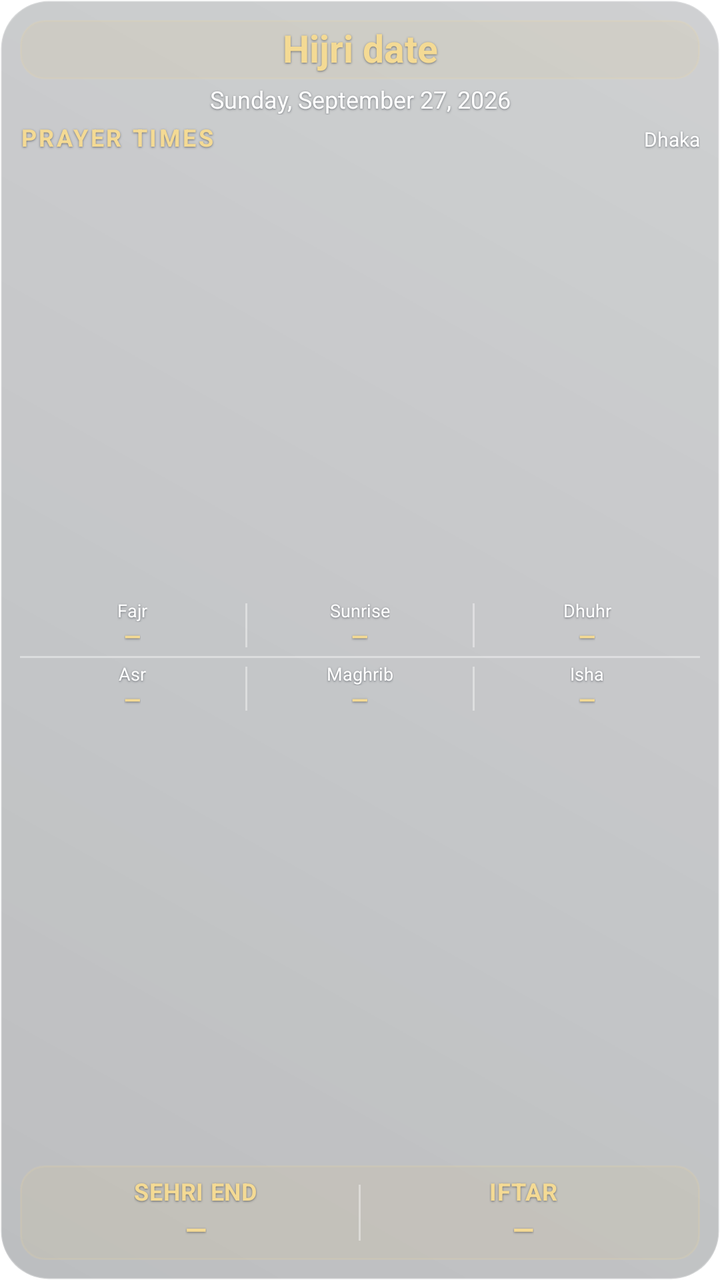
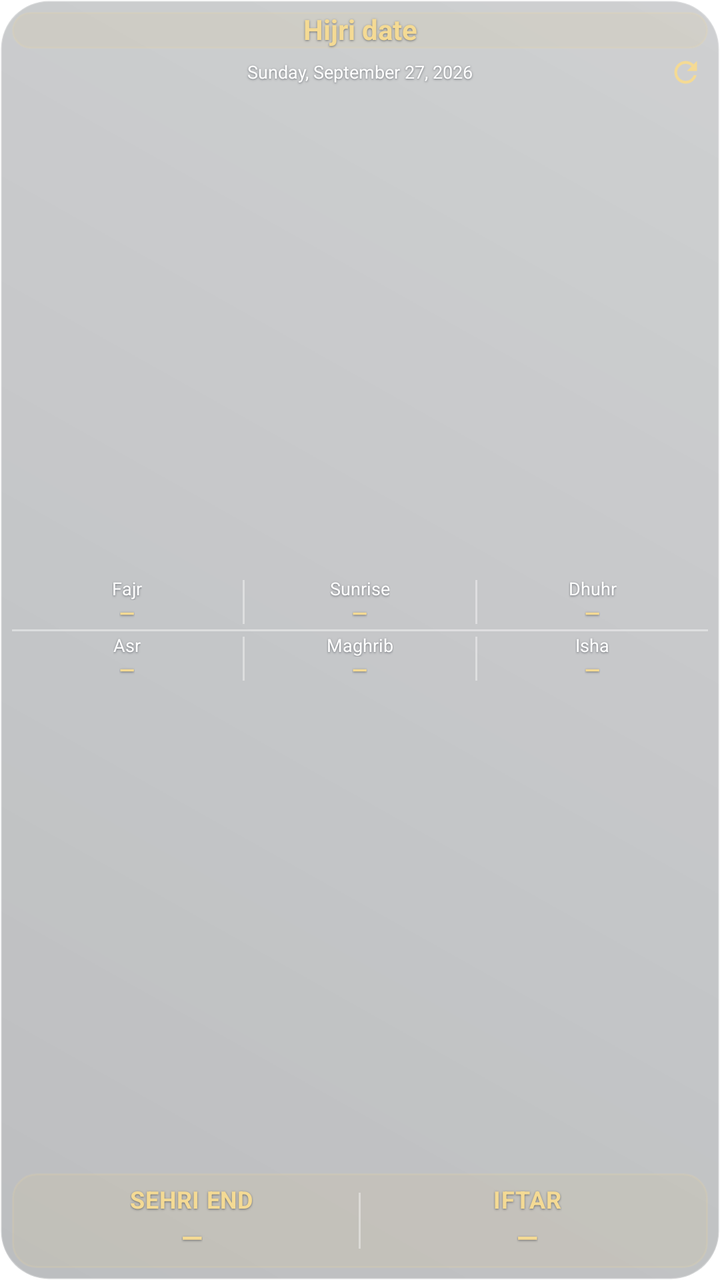

The first picture is an Android layout as it rendered before a commit; the second is the same layout after the commit. The layout source and the unified diff follow.
<!-- AndroidManifest.xml: fallback theme Theme.MaterialComponents.DayNight.NoActionBar -->
<!-- res/layout/prayer_times_home_widget_compact.xml -->
<?xml version="1.0" encoding="utf-8"?>
<LinearLayout xmlns:android="http://schemas.android.com/apk/res/android"
    android:id="@+id/widget_container" android:layout_width="match_parent"
    android:layout_height="match_parent" android:orientation="vertical"
    android:background="@drawable/prayer_widget_background" android:padding="10dp">
    <include layout="@layout/prayer_widget_header" />
    <LinearLayout android:layout_width="match_parent" android:layout_height="wrap_content"
        android:layout_marginTop="5dp" android:orientation="horizontal">
        <TextView android:id="@+id/widget_schedule_label" style="@style/PrayerWidget.Section"
            android:layout_width="0dp" android:layout_weight="1" android:text="@string/prayer_widget_schedule" />
        <TextView android:id="@+id/widget_location" style="@style/PrayerWidget.Text"
            android:maxWidth="150dp" android:textSize="10sp" android:text="Dhaka" />
    </LinearLayout>
    <include layout="@layout/prayer_widget_schedule_compact" />
    <include layout="@layout/prayer_widget_fasting" />
    <TextView android:id="@+id/widget_status" style="@style/PrayerWidget.Text"
        android:layout_width="match_parent" android:gravity="center" android:textSize="9sp"
        android:layout_marginTop="4dp" android:visibility="gone"
        android:text="@string/prayer_widget_open_to_sync" />
</LinearLayout>
<!-- res/layout/prayer_widget_header.xml (included above) -->
<?xml version="1.0" encoding="utf-8"?>
<LinearLayout xmlns:android="http://schemas.android.com/apk/res/android"
    android:layout_width="match_parent" android:layout_height="wrap_content"
    android:gravity="center_horizontal" android:orientation="vertical">
    <TextView android:id="@+id/widget_hijri_date" style="@style/PrayerWidget.Hijri"
        android:background="@drawable/prayer_widget_highlight"
        android:text="@string/prayer_widget_hijri_placeholder" />
    <TextView android:id="@+id/widget_date" style="@style/PrayerWidget.Text"
        android:layout_marginTop="3.5dp" android:gravity="center"
        android:layout_width="match_parent" android:text="Sunday, September 27, 2026" />
</LinearLayout>
<!-- res/layout/prayer_widget_schedule_compact.xml (included above) -->
<?xml version="1.0" encoding="utf-8"?>
<LinearLayout xmlns:android="http://schemas.android.com/apk/res/android"
    android:layout_width="match_parent" android:layout_height="0dp"
    android:layout_weight="1" android:layout_marginTop="4dp" android:orientation="vertical"
    android:gravity="center_vertical">
    <LinearLayout android:layout_width="match_parent" android:layout_height="wrap_content"
        android:orientation="horizontal" android:gravity="center_vertical">
        <LinearLayout android:layout_width="0dp" android:layout_height="wrap_content"
            android:layout_weight="1" android:gravity="center" android:orientation="vertical">
            <TextView android:id="@+id/prayer_fajr_label" style="@style/PrayerWidget.Text" android:textSize="9sp"
                android:text="@string/prayer_widget_fajr" />
            <TextView android:id="@+id/prayer_fajr_value" style="@style/PrayerWidget.Value"
                android:textSize="11sp" android:layout_marginTop="1dp" android:text="—" />
        </LinearLayout>
        <TextView android:layout_width="1dp" android:layout_height="22dp"
            android:background="@color/prayer_widget_divider" android:importantForAccessibility="no" />
        <LinearLayout android:layout_width="0dp" android:layout_height="wrap_content"
            android:layout_weight="1" android:gravity="center" android:orientation="vertical">
            <TextView android:id="@+id/prayer_sunrise_label" style="@style/PrayerWidget.Text" android:textSize="9sp"
                android:text="@string/prayer_widget_sunrise" />
            <TextView android:id="@+id/prayer_sunrise_value" style="@style/PrayerWidget.Value"
                android:textSize="11sp" android:layout_marginTop="1dp" android:text="—" />
        </LinearLayout>
        <TextView android:layout_width="1dp" android:layout_height="22dp"
            android:background="@color/prayer_widget_divider" android:importantForAccessibility="no" />
        <LinearLayout android:layout_width="0dp" android:layout_height="wrap_content"
            android:layout_weight="1" android:gravity="center" android:orientation="vertical">
            <TextView android:id="@+id/prayer_dhuhr_label" style="@style/PrayerWidget.Text" android:textSize="9sp"
                android:text="@string/prayer_widget_dhuhr" />
            <TextView android:id="@+id/prayer_dhuhr_value" style="@style/PrayerWidget.Value"
                android:textSize="11sp" android:layout_marginTop="1dp" android:text="—" />
        </LinearLayout>
    </LinearLayout>
    <TextView style="@style/PrayerWidget.Divider"
        android:layout_marginTop="3dp" android:layout_marginBottom="3dp" />
    <LinearLayout android:layout_width="match_parent" android:layout_height="wrap_content"
        android:orientation="horizontal" android:gravity="center_vertical">
        <LinearLayout android:layout_width="0dp" android:layout_height="wrap_content"
            android:layout_weight="1" android:gravity="center" android:orientation="vertical">
            <TextView android:id="@+id/prayer_asr_label" style="@style/PrayerWidget.Text" android:textSize="9sp"
                android:text="@string/prayer_widget_asr" />
            <TextView android:id="@+id/prayer_asr_value" style="@style/PrayerWidget.Value"
                android:textSize="11sp" android:layout_marginTop="1dp" android:text="—" />
        </LinearLayout>
        <TextView android:layout_width="1dp" android:layout_height="22dp"
            android:background="@color/prayer_widget_divider" android:importantForAccessibility="no" />
        <LinearLayout android:layout_width="0dp" android:layout_height="wrap_content"
            android:layout_weight="1" android:gravity="center" android:orientation="vertical">
            <TextView android:id="@+id/prayer_maghrib_label" style="@style/PrayerWidget.Text" android:textSize="9sp"
                android:text="@string/prayer_widget_maghrib" />
            <TextView android:id="@+id/prayer_maghrib_value" style="@style/PrayerWidget.Value"
                android:textSize="11sp" android:layout_marginTop="1dp" android:text="—" />
        </LinearLayout>
        <TextView android:layout_width="1dp" android:layout_height="22dp"
            android:background="@color/prayer_widget_divider" android:importantForAccessibility="no" />
        <LinearLayout android:layout_width="0dp" android:layout_height="wrap_content"
            android:layout_weight="1" android:gravity="center" android:orientation="vertical">
            <TextView android:id="@+id/prayer_isha_label" style="@style/PrayerWidget.Text" android:textSize="9sp"
                android:text="@string/prayer_widget_isha" />
            <TextView android:id="@+id/prayer_isha_value" style="@style/PrayerWidget.Value"
                android:textSize="11sp" android:layout_marginTop="1dp" android:text="—" />
        </LinearLayout>
    </LinearLayout>
</LinearLayout>
<!-- res/layout/prayer_widget_fasting.xml (included above) -->
<?xml version="1.0" encoding="utf-8"?>
<LinearLayout xmlns:android="http://schemas.android.com/apk/res/android"
    android:id="@+id/widget_fasting" android:layout_width="match_parent"
    android:layout_height="wrap_content" android:layout_marginTop="5.5dp"
    android:background="@drawable/prayer_widget_highlight"
    android:orientation="horizontal" android:gravity="center_vertical" android:padding="6.5dp">
    <LinearLayout android:layout_width="0dp" android:layout_height="wrap_content"
        android:layout_weight="1" android:gravity="center" android:orientation="vertical">
        <TextView android:id="@+id/widget_sehri_label" style="@style/PrayerWidget.Section"
            android:text="@string/prayer_widget_sehri_end" android:letterSpacing="0.02" />
        <TextView android:id="@+id/widget_sehri_value" style="@style/PrayerWidget.Value"
            android:layout_marginTop="3.5dp" android:text="—" />
    </LinearLayout>
    <TextView android:layout_width="1dp" android:layout_height="28dp"
        android:background="@color/prayer_widget_divider" android:importantForAccessibility="no" />
    <LinearLayout android:layout_width="0dp" android:layout_height="wrap_content"
        android:layout_weight="1" android:gravity="center" android:orientation="vertical">
        <TextView android:id="@+id/widget_iftar_label" style="@style/PrayerWidget.Section"
            android:text="@string/prayer_widget_iftar" android:letterSpacing="0.02" />
        <TextView android:id="@+id/widget_iftar_value" style="@style/PrayerWidget.Value"
            android:layout_marginTop="3.5dp" android:text="—" />
    </LinearLayout>
</LinearLayout>
<!-- resources referenced by this layout -->
<resources>
  <color name="prayer_widget_divider">#66FFFFFF</color>
  <!-- drawable prayer_widget_background (drawable) -->
  <?xml version="1.0" encoding="utf-8"?>
  <shape xmlns:android="http://schemas.android.com/apk/res/android" android:shape="rectangle">
      <corners android:radius="24dp" />
      
      <gradient android:startColor="#48131920" android:endColor="#38232930" android:angle="45" />
      <stroke android:width="1dp" android:color="#40FFFFFF" />
  </shape>
  <!-- drawable prayer_widget_highlight (drawable) -->
  <?xml version="1.0" encoding="utf-8"?>
  <shape xmlns:android="http://schemas.android.com/apk/res/android" android:shape="rectangle">
      <corners android:radius="12dp" />
      <solid android:color="#16E5C46F" />
      <stroke android:width="1dp" android:color="#24F4DA94" />
  </shape>
  <string name="prayer_widget_asr">Asr</string>
  <string name="prayer_widget_dhuhr">Dhuhr</string>
  <string name="prayer_widget_fajr">Fajr</string>
  <string name="prayer_widget_hijri_placeholder">Hijri date</string>
  <string name="prayer_widget_iftar">IFTAR</string>
  <string name="prayer_widget_isha">Isha</string>
  <string name="prayer_widget_maghrib">Maghrib</string>
  <string name="prayer_widget_open_to_sync">Open the app to update today’s times</string>
  <string name="prayer_widget_schedule">PRAYER TIMES</string>
  <string name="prayer_widget_sehri_end">SEHRI END</string>
  <string name="prayer_widget_sunrise">Sunrise</string>
  <style name="PrayerWidget.Divider" parent="">
          <item name="android:layout_width">match_parent</item>
          <item name="android:layout_height">1dp</item>
          <item name="android:background">@color/prayer_widget_divider</item>
          <item name="android:importantForAccessibility">no</item>
      </style>
  <style name="PrayerWidget.Hijri" parent="PrayerWidget.Title">
          <item name="android:textSize">19sp</item>
          <item name="android:textColor">@color/prayer_widget_gold</item>
          <item name="android:textDirection">ltr</item>
          <item name="android:paddingTop">3.5dp</item>
          <item name="android:paddingBottom">3.5dp</item>
      </style>
  <style name="PrayerWidget.Section" parent="PrayerWidget.Text">
          <item name="android:textSize">12sp</item>
          <item name="android:textStyle">bold</item>
          <item name="android:letterSpacing">0.10</item>
          <item name="android:textColor">@color/prayer_widget_gold</item>
      </style>
  <style name="PrayerWidget.Value" parent="PrayerWidget.Text">
          <item name="android:textSize">14sp</item>
          <item name="android:textStyle">bold</item>
          <item name="android:textColor">@color/prayer_widget_gold</item>
          <item name="android:fontFeatureSettings">tnum</item>
      </style>
  <style name="PrayerWidget.Title" parent="PrayerWidget.Text">
          <item name="android:layout_width">match_parent</item>
          <item name="android:gravity">center</item>
          <item name="android:textSize">16.5sp</item>
          <item name="android:textStyle">bold</item>
      </style>
  <color name="prayer_widget_gold">#F4DA94</color>
  <color name="prayer_widget_white">#FFFFFF</color>
  <!-- unchanged entries left out for length: 1 -->
</resources>

<!-- the commit's change to res/layout/prayer_times_home_widget_compact.xml (unified diff, before → after) -->
@@ -2,10 +2,10 @@
 <LinearLayout xmlns:android="http://schemas.android.com/apk/res/android"
     android:id="@+id/widget_container" android:layout_width="match_parent"
     android:layout_height="match_parent" android:orientation="vertical"
-    android:background="@drawable/prayer_widget_background" android:padding="10dp">
-    <include layout="@layout/prayer_widget_header" />
+    android:background="@drawable/prayer_widget_background" android:padding="6dp">
+    <include layout="@layout/prayer_widget_header_compact" />
     <LinearLayout android:layout_width="match_parent" android:layout_height="wrap_content"
-        android:layout_marginTop="5dp" android:orientation="horizontal">
+        android:layout_marginTop="0dp" android:orientation="horizontal" android:visibility="gone">
         <TextView android:id="@+id/widget_schedule_label" style="@style/PrayerWidget.Section"
             android:layout_width="0dp" android:layout_weight="1" android:text="@string/prayer_widget_schedule" />
         <TextView android:id="@+id/widget_location" style="@style/PrayerWidget.Text"
@@ -18,23 +18,40 @@
         android:layout_marginTop="4dp" android:visibility="gone"
         android:text="@string/prayer_widget_open_to_sync" />
 </LinearLayout>
-<!-- res/layout/prayer_widget_header.xml (included above) -->
+<!-- res/layout/prayer_widget_header_compact.xml (included above) -->
 <?xml version="1.0" encoding="utf-8"?>
 <LinearLayout xmlns:android="http://schemas.android.com/apk/res/android"
     android:layout_width="match_parent" android:layout_height="wrap_content"
     android:gravity="center_horizontal" android:orientation="vertical">
-    <TextView android:id="@+id/widget_hijri_date" style="@style/PrayerWidget.Hijri"
+    <TextView android:id="@+id/widget_hijri_date" style="@style/PrayerWidget.Hijri" android:textSize="14sp" android:paddingTop="1dp" android:paddingBottom="1dp"
         android:background="@drawable/prayer_widget_highlight"
         android:text="@string/prayer_widget_hijri_placeholder" />
-    <TextView android:id="@+id/widget_date" style="@style/PrayerWidget.Text"
-        android:layout_marginTop="3.5dp" android:gravity="center"
-        android:layout_width="match_parent" android:text="Sunday, September 27, 2026" />
+    <RelativeLayout android:layout_width="match_parent" android:layout_height="22dp"
+        android:layout_marginTop="1dp">
+        <TextView android:id="@+id/widget_date" style="@style/PrayerWidget.Text"
+            android:layout_width="match_parent" android:layout_height="match_parent" android:textSize="9sp"
+            android:paddingStart="22dp" android:paddingEnd="22dp"
+            android:gravity="center" android:text="Sunday, September 27, 2026" />
+        <FrameLayout android:id="@+id/widget_refresh" android:layout_width="22dp"
+            android:layout_height="22dp" android:layout_alignParentEnd="true"
+            android:background="?android:attr/selectableItemBackgroundBorderless"
+            android:contentDescription="@string/prayer_widget_refresh">
+            <ImageView android:id="@+id/widget_refresh_icon" android:layout_width="17dp"
+                android:layout_height="17dp" android:layout_gravity="center"
+                android:src="@drawable/prayer_widget_refresh"
+                android:importantForAccessibility="no" />
+            <ProgressBar android:id="@+id/widget_refresh_progress" android:layout_width="16dp"
+                android:layout_height="16dp" android:layout_gravity="center"
+                android:indeterminate="true" android:indeterminateTint="@color/prayer_widget_gold"
+                android:visibility="gone" android:importantForAccessibility="no" />
+        </FrameLayout>
+    </RelativeLayout>
 </LinearLayout>
 <!-- res/layout/prayer_widget_schedule_compact.xml (included above) -->
 <?xml version="1.0" encoding="utf-8"?>
 <LinearLayout xmlns:android="http://schemas.android.com/apk/res/android"
     android:layout_width="match_parent" android:layout_height="0dp"
-    android:layout_weight="1" android:layout_marginTop="4dp" android:orientation="vertical"
+    android:layout_weight="1" android:layout_marginTop="2dp" android:orientation="vertical"
     android:gravity="center_vertical">
     <LinearLayout android:layout_width="match_parent" android:layout_height="wrap_content"
         android:orientation="horizontal" android:gravity="center_vertical">
@@ -43,7 +60,7 @@
             <TextView android:id="@+id/prayer_fajr_label" style="@style/PrayerWidget.Text" android:textSize="9sp"
                 android:text="@string/prayer_widget_fajr" />
             <TextView android:id="@+id/prayer_fajr_value" style="@style/PrayerWidget.Value"
-                android:textSize="11sp" android:layout_marginTop="1dp" android:text="—" />
+                android:textSize="10sp" android:maxLines="2" android:gravity="center" android:layout_marginTop="1dp" android:text="—" />
         </LinearLayout>
         <TextView android:layout_width="1dp" android:layout_height="22dp"
             android:background="@color/prayer_widget_divider" android:importantForAccessibility="no" />
@@ -52,7 +69,7 @@
             <TextView android:id="@+id/prayer_sunrise_label" style="@style/PrayerWidget.Text" android:textSize="9sp"
                 android:text="@string/prayer_widget_sunrise" />
             <TextView android:id="@+id/prayer_sunrise_value" style="@style/PrayerWidget.Value"
-                android:textSize="11sp" android:layout_marginTop="1dp" android:text="—" />
+                android:textSize="10sp" android:maxLines="2" android:gravity="center" android:layout_marginTop="1dp" android:text="—" />
         </LinearLayout>
         <TextView android:layout_width="1dp" android:layout_height="22dp"
             android:background="@color/prayer_widget_divider" android:importantForAccessibility="no" />
@@ -61,11 +78,11 @@
             <TextView android:id="@+id/prayer_dhuhr_label" style="@style/PrayerWidget.Text" android:textSize="9sp"
                 android:text="@string/prayer_widget_dhuhr" />
             <TextView android:id="@+id/prayer_dhuhr_value" style="@style/PrayerWidget.Value"
-                android:textSize="11sp" android:layout_marginTop="1dp" android:text="—" />
+                android:textSize="10sp" android:maxLines="2" android:gravity="center" android:layout_marginTop="1dp" android:text="—" />
         </LinearLayout>
     </LinearLayout>
     <TextView style="@style/PrayerWidget.Divider"
-        android:layout_marginTop="3dp" android:layout_marginBottom="3dp" />
+        android:layout_marginTop="2dp" android:layout_marginBottom="2dp" />
     <LinearLayout android:layout_width="match_parent" android:layout_height="wrap_content"
         android:orientation="horizontal" android:gravity="center_vertical">
         <LinearLayout android:layout_width="0dp" android:layout_height="wrap_content"
@@ -73,7 +90,7 @@
             <TextView android:id="@+id/prayer_asr_label" style="@style/PrayerWidget.Text" android:textSize="9sp"
                 android:text="@string/prayer_widget_asr" />
             <TextView android:id="@+id/prayer_asr_value" style="@style/PrayerWidget.Value"
-                android:textSize="11sp" android:layout_marginTop="1dp" android:text="—" />
+                android:textSize="10sp" android:maxLines="2" android:gravity="center" android:layout_marginTop="1dp" android:text="—" />
         </LinearLayout>
         <TextView android:layout_width="1dp" android:layout_height="22dp"
             android:background="@color/prayer_widget_divider" android:importantForAccessibility="no" />
@@ -82,7 +99,7 @@
             <TextView android:id="@+id/prayer_maghrib_label" style="@style/PrayerWidget.Text" android:textSize="9sp"
                 android:text="@string/prayer_widget_maghrib" />
             <TextView android:id="@+id/prayer_maghrib_value" style="@style/PrayerWidget.Value"
-                android:textSize="11sp" android:layout_marginTop="1dp" android:text="—" />
+                android:textSize="10sp" android:maxLines="2" android:gravity="center" android:layout_marginTop="1dp" android:text="—" />
         </LinearLayout>
         <TextView android:layout_width="1dp" android:layout_height="22dp"
             android:background="@color/prayer_widget_divider" android:importantForAccessibility="no" />
@@ -91,7 +108,7 @@
             <TextView android:id="@+id/prayer_isha_label" style="@style/PrayerWidget.Text" android:textSize="9sp"
                 android:text="@string/prayer_widget_isha" />
             <TextView android:id="@+id/prayer_isha_value" style="@style/PrayerWidget.Value"
-                android:textSize="11sp" android:layout_marginTop="1dp" android:text="—" />
+                android:textSize="10sp" android:maxLines="2" android:gravity="center" android:layout_marginTop="1dp" android:text="—" />
         </LinearLayout>
     </LinearLayout>
 </LinearLayout>
<!-- resource entries referenced after the edit -->
@@ -16,6 +16,13 @@
       <solid android:color="#16E5C46F" />
       <stroke android:width="1dp" android:color="#24F4DA94" />
   </shape>
+  <!-- drawable prayer_widget_refresh (drawable) -->
+  <vector xmlns:android="http://schemas.android.com/apk/res/android"
+      android:width="24dp" android:height="24dp"
+      android:viewportWidth="24" android:viewportHeight="24">
+      <path android:fillColor="@color/prayer_widget_gold"
+          android:pathData="M17.65,6.35C16.2,4.9 14.21,4 12,4c-4.42,0 -7.99,3.58 -7.99,8S7.58,20 12,20c3.73,0 6.84,-2.55 7.73,-6h-2.08c-0.82,2.33 -3.04,4 -5.65,4 -3.31,0 -6,-2.69 -6,-6s2.69,-6 6,-6c1.66,0 3.14,0.69 4.22,1.78L13,11h7V4z" />
+  </vector>
   <string name="prayer_widget_asr">Asr</string>
   <string name="prayer_widget_dhuhr">Dhuhr</string>
   <string name="prayer_widget_fajr">Fajr</string>
@@ -24,6 +31,7 @@
   <string name="prayer_widget_isha">Isha</string>
   <string name="prayer_widget_maghrib">Maghrib</string>
   <string name="prayer_widget_open_to_sync">Open the app to update today’s times</string>
+  <string name="prayer_widget_refresh">Refresh prayer times</string>
   <string name="prayer_widget_schedule">PRAYER TIMES</string>
   <string name="prayer_widget_sehri_end">SEHRI END</string>
   <string name="prayer_widget_sunrise">Sunrise</string>
